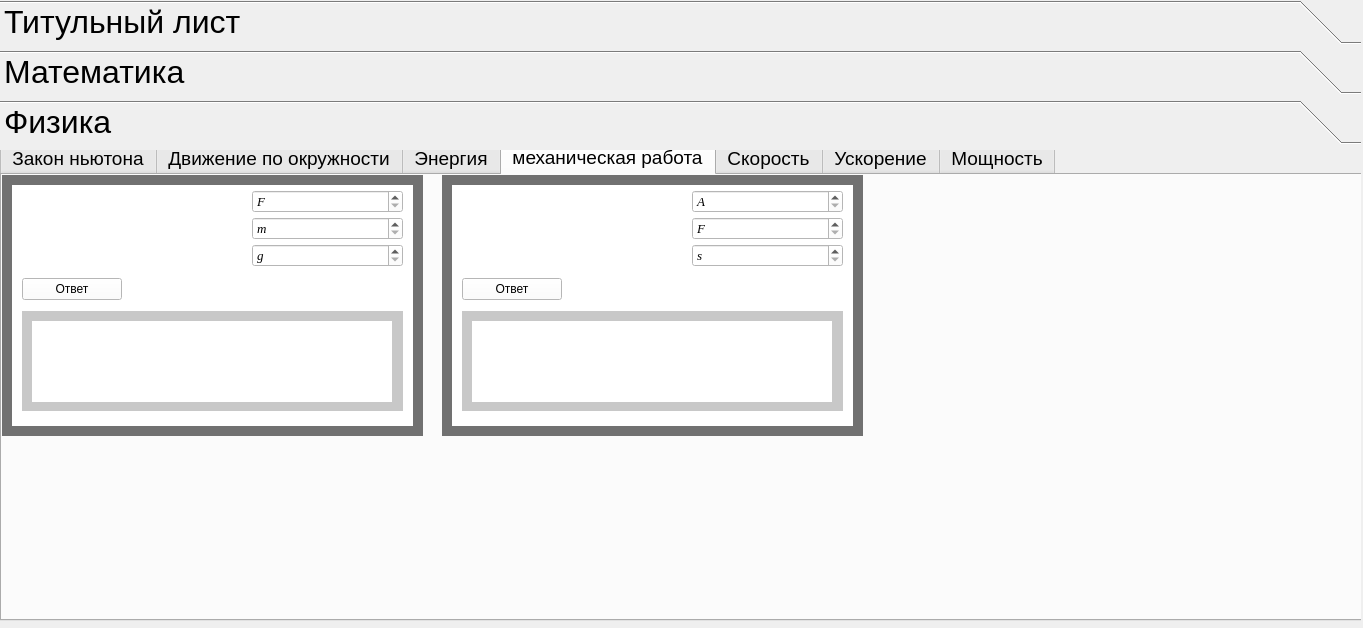
Old version of the form Spravich_Fiz_Math1.ui in the repository Werr2787/pythonProject1_Resh_Math_Fiz.
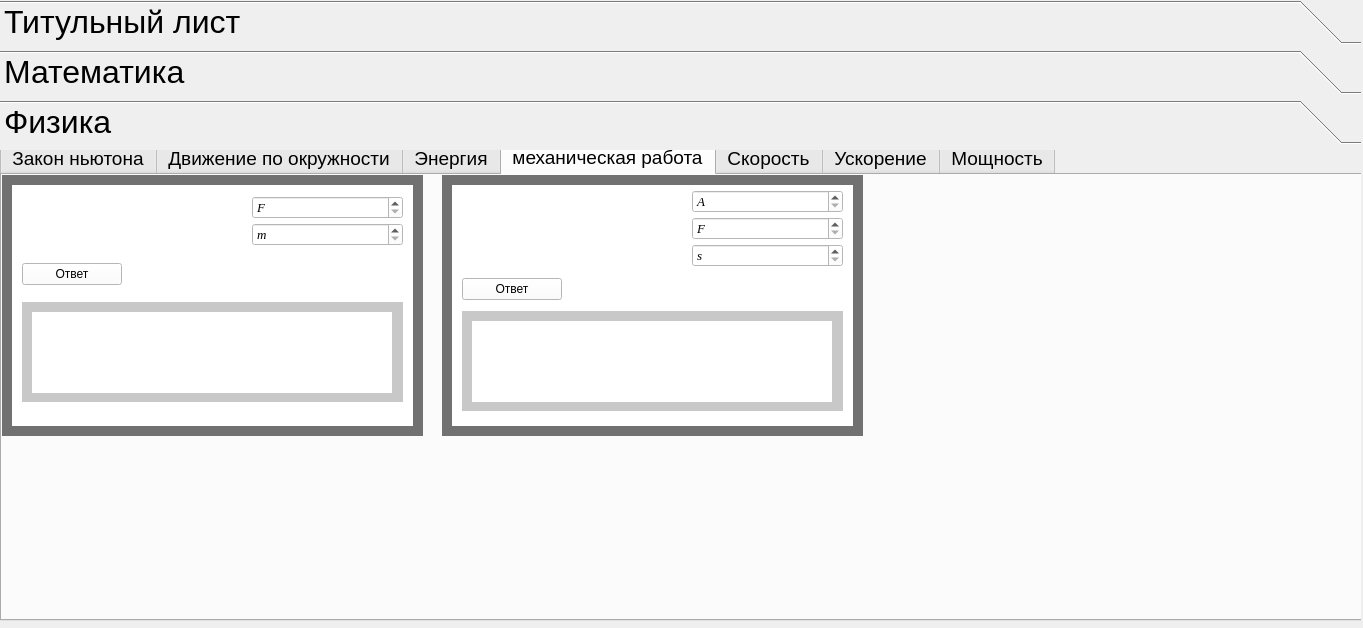
New version of the form. The open tabs and pages were chosen to show the change. Icons and pictures are not drawn.

Patch:
```diff
--- a/Spravich_Fiz_Math1.ui
+++ b/Spravich_Fiz_Math1.ui
@@ -3159,23 +3159,6 @@
                  </property>
                 </widget>
                </item>
-               <item>
-                <widget class="QSpinBox" name="spinBox_34">
-                 <property name="font">
-                  <font>
-                   <family>Times New Roman</family>
-                   <pointsize>10</pointsize>
-                   <italic>true</italic>
-                  </font>
-                 </property>
-                 <property name="specialValueText">
-                  <string>g</string>
-                 </property>
-                 <property name="maximum">
-                  <number>1000000000</number>
-                 </property>
-                </widget>
-               </item>
               </layout>
              </item>
             </layout>
```
Left out of the diff: 6 changed lines with no effect on the pictures.
